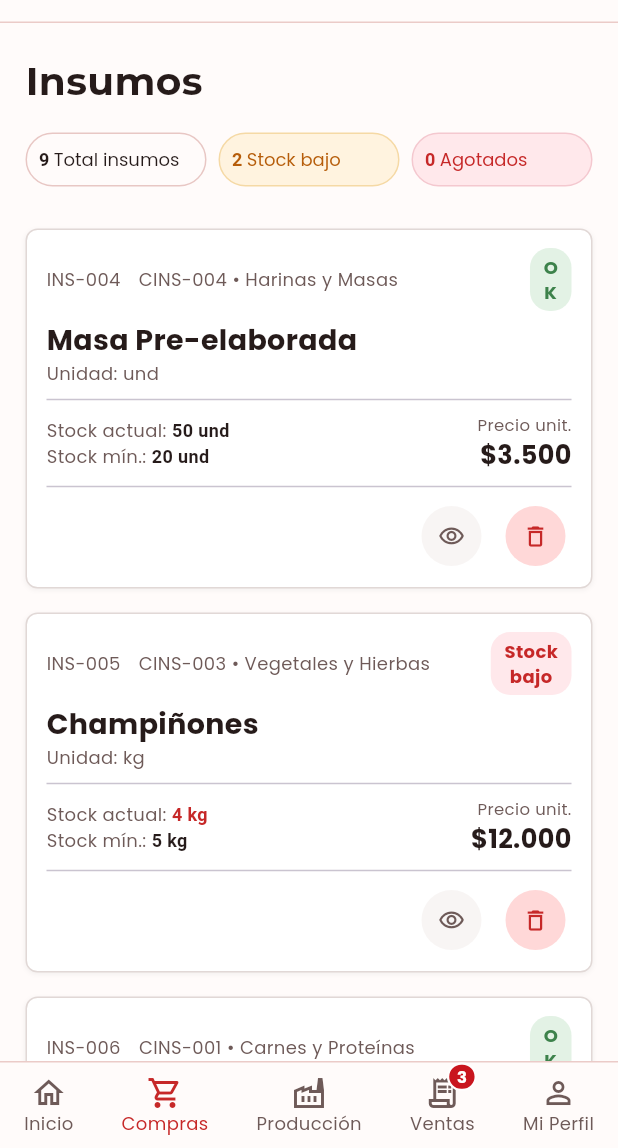
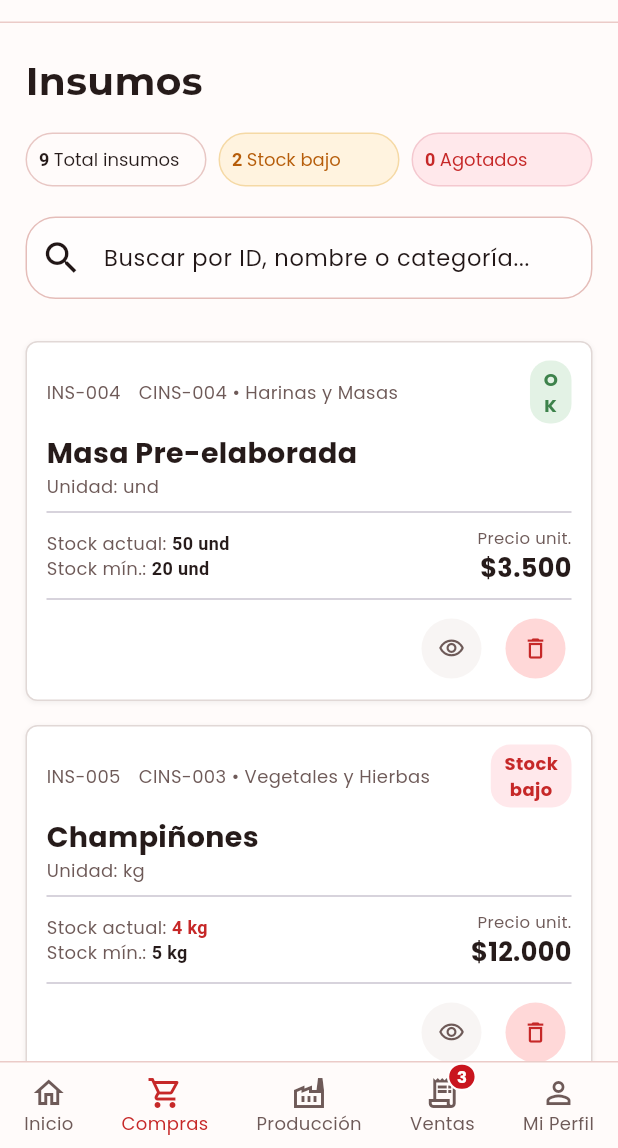
Before and after one commit to andresmauriciomeza-Re/App_sivpro, a Flutter app: the _SupplyManagementScreen screen opened directly, on a phone screen of 412 x 824 dp, the part 88-1236 px from its top. Run offline on Flutter 3.47's test engine with Material 3 defaults, Android fonts, the phone set to English and light mode, and no system bars; our stand-ins replace file_picker, flutter_map, flutter_native_splash, flutter_svg, google_fonts, latlong2 and 1 more.

Commit message:
feat: actualizar modulo cliente

```diff
--- a/lib/admin/screens/purchases/supplies.dart
+++ b/lib/admin/screens/purchases/supplies.dart
@@ -1,7 +1,15 @@
 part of '../purchases_screen.dart';
 
-class _SupplyManagementScreen extends StatelessWidget {
+class _SupplyManagementScreen extends StatefulWidget {
   const _SupplyManagementScreen();
+
+  @override
+  State<_SupplyManagementScreen> createState() =>
+      _SupplyManagementScreenState();
+}
+
+class _SupplyManagementScreenState extends State<_SupplyManagementScreen> {
+  String _query = '';
 
   static const _supplies = [
     _Supply(
@@ -116,6 +124,17 @@ class _SupplyManagementScreen extends StatelessWidget {
         .where((supply) => supply.status == _SupplyStatus.empty)
         .length;
 
+    final filteredSupplies = _supplies
+        .where(
+          (supply) => matchesSearchQuery(_query, [
+            supply.id,
+            supply.categoryId,
+            supply.name,
+            supply.category,
+          ]),
+        )
+        .toList();
+
     return Scaffold(
       backgroundColor: PurchasesScreen.page,
       body: SafeArea(
@@ -165,11 +184,30 @@ class _SupplyManagementScreen extends StatelessWidget {
                         ),
                       ],
                     ),
+                    const SizedBox(height: 20),
+                    AppSearchField(
+                      hint: 'Buscar por ID, nombre o categoría...',
+                      onChanged: (value) => setState(() => _query = value),
+                    ),
                     const SizedBox(height: 28),
-                    for (final supply in _supplies) ...[
-                      _buildSupplyCard(context, supply),
-                      const SizedBox(height: 16),
-                    ],
+                    if (filteredSupplies.isEmpty)
+                      Padding(
+                        padding: const EdgeInsets.symmetric(vertical: 28),
+                        child: Center(
+                          child: Text(
+                            'No se encontraron insumos',
+                            style: GoogleFonts.poppins(
+                              color: PurchasesScreen.muted,
+                              fontSize: 14,
+                            ),
+                          ),
+                        ),
+                      )
+                    else
+                      for (final supply in filteredSupplies) ...[
+                        _buildSupplyCard(context, supply),
+                        const SizedBox(height: 16),
+                      ],
                   ],
                 ),
               ),
```
